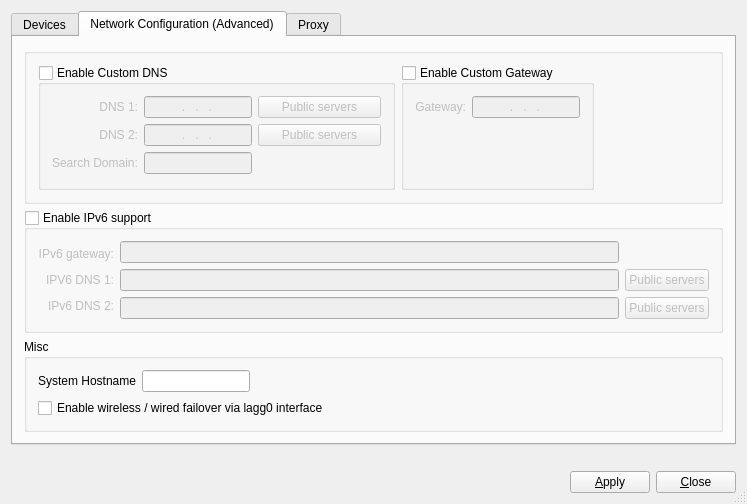
This is src-qt5/pc-netmanager/src/NetworkManager/networkman.ui in trueos/pcbsd as Qt 5 draws it before an edit. The edited form follows.
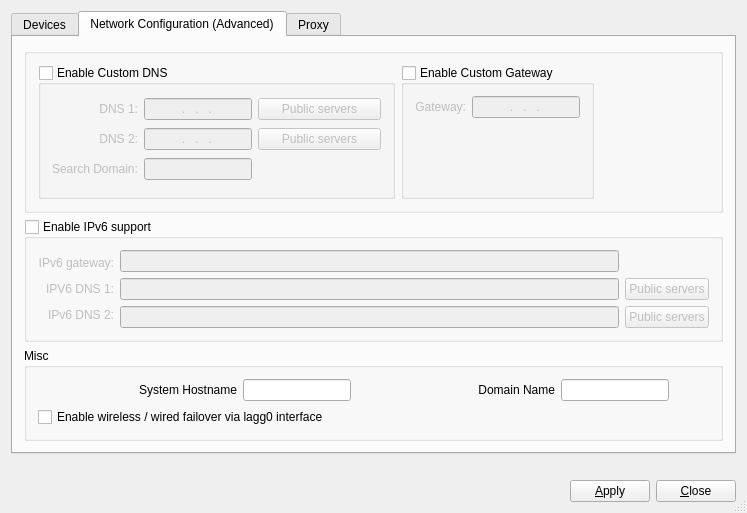
This is the edited form. The open tabs and pages were chosen to show the change. Icons and pictures are not drawn.

Commit message: Add support for entering domain name into NetworkManager.

The edit to the form file:
```diff
--- a/src-qt5/pc-netmanager/src/NetworkManager/networkman.ui
+++ b/src-qt5/pc-netmanager/src/NetworkManager/networkman.ui
@@ -7,7 +7,7 @@
     <x>0</x>
     <y>0</y>
     <width>747</width>
-    <height>454</height>
+    <height>513</height>
    </rect>
   </property>
   <property name="windowTitle">
@@ -262,11 +262,40 @@
               </property>
              </widget>
             </item>
+            <item>
+             <widget class="QLabel" name="label_8">
+              <property name="sizePolicy">
+               <sizepolicy hsizetype="Preferred" vsizetype="Fixed">
+                <horstretch>0</horstretch>
+                <verstretch>0</verstretch>
+               </sizepolicy>
+              </property>
+              <property name="text">
+               <string>Domain Name</string>
+              </property>
+              <property name="alignment">
+               <set>Qt::AlignRight|Qt::AlignTrailing|Qt::AlignVCenter</set>
+              </property>
+             </widget>
+            </item>
+            <item>
+             <widget class="QLineEdit" name="lineDomainName">
+              <property name="sizePolicy">
+               <sizepolicy hsizetype="Fixed" vsizetype="Fixed">
+                <horstretch>0</horstretch>
+                <verstretch>0</verstretch>
+               </sizepolicy>
+              </property>
+             </widget>
+            </item>
             <item>
              <spacer name="horizontalSpacer_3">
               <property name="orientation">
                <enum>Qt::Horizontal</enum>
               </property>
+              <property name="sizeType">
+               <enum>QSizePolicy::Fixed</enum>
+              </property>
               <property name="sizeHint" stdset="0">
                <size>
                 <width>40</width>
@@ -320,7 +349,7 @@
                 </sizepolicy>
                </property>
                <property name="inputMask">
-                <string>999\.999\.999\.999; </string>
+                <string>999\.999\.999\.999</string>
                </property>
                <property name="alignment">
                 <set>Qt::AlignHCenter</set>
@@ -356,7 +385,7 @@
                 </sizepolicy>
                </property>
                <property name="inputMask">
-                <string>999\.999\.999\.999; </string>
+                <string>999\.999\.999\.999</string>
                </property>
                <property name="alignment">
                 <set>Qt::AlignHCenter</set>
```
Left out of the diff: 4 changed lines with no effect on the pictures. The commit also changes 1 other file.
